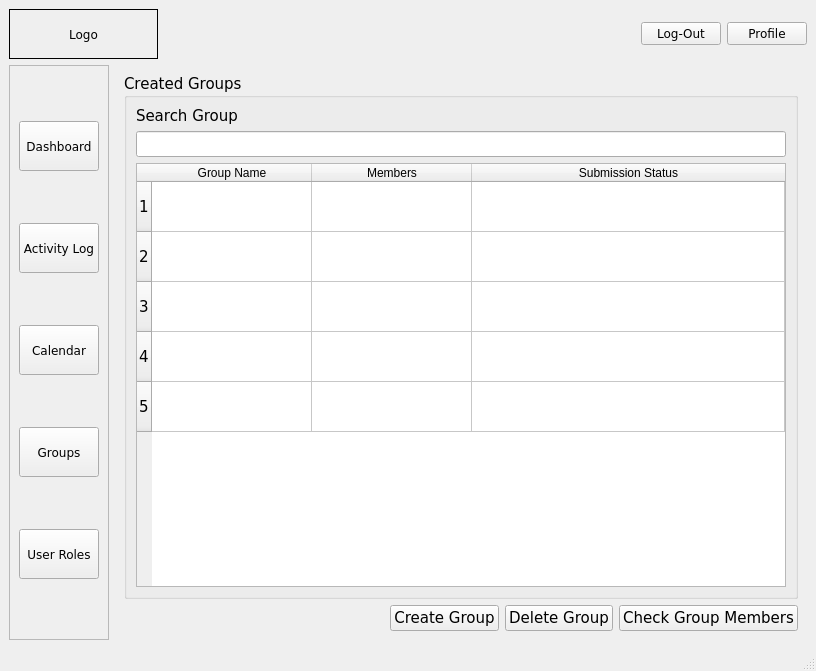
Old version of the form CLOCKWORK_SEMESTER/dashboard.ui in the repository AmielJohnPadasay/ClockWork.
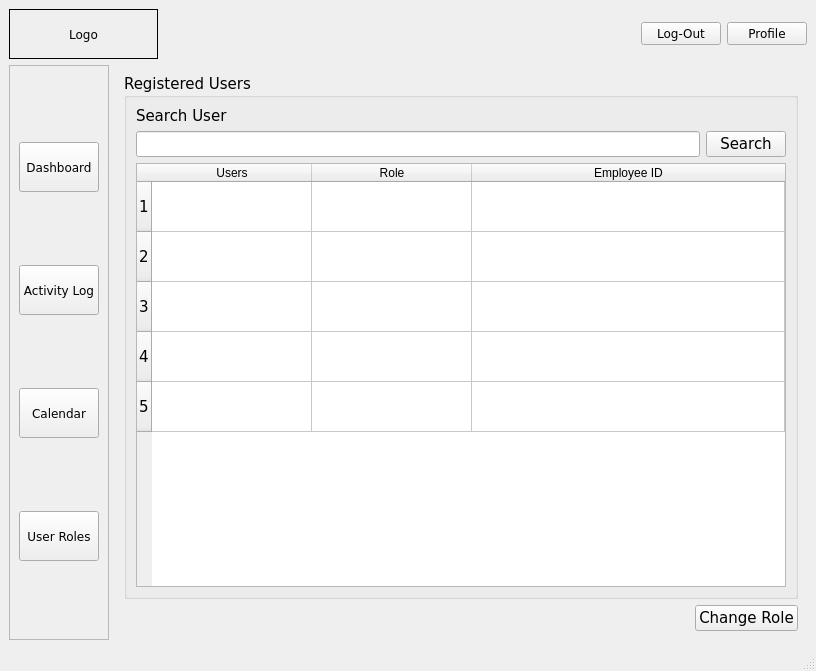
New version of the form. The open tabs and pages were chosen to show the change.

Commit message: Scrapped Group Feature, Only Two Tables

```diff
--- a/CLOCKWORK_SEMESTER/dashboard.ui
+++ b/CLOCKWORK_SEMESTER/dashboard.ui
@@ -162,28 +162,6 @@
          </property>
         </widget>
        </item>
-       <item>
-        <widget class="QPushButton" name="groups_btn">
-         <property name="minimumSize">
-          <size>
-           <width>80</width>
-           <height>50</height>
-          </size>
-         </property>
-         <property name="maximumSize">
-          <size>
-           <width>50</width>
-           <height>50</height>
-          </size>
-         </property>
-         <property name="toolTip">
-          <string>Group Members</string>
-         </property>
-         <property name="text">
-          <string>Groups</string>
-         </property>
-        </widget>
-       </item>
        <item>
         <widget class="QPushButton" name="user_roles_btn">
          <property name="minimumSize">
@@ -547,197 +525,6 @@
           </property>
          </widget>
         </item>
-        <item row="0" column="1">
-         <widget class="QGroupBox" name="reminder_groupbox">
-          <property name="title">
-           <string>Reminders</string>
-          </property>
-          <layout class="QGridLayout" name="gridLayout_3">
-           <item row="0" column="0">
-            <widget class="QFrame" name="tab_reminder">
-             <layout class="QGridLayout" name="gridLayout_16">
-              <item row="0" column="0" colspan="2">
-               <widget class="QTableWidget" name="reminders_table">
-                <attribute name="horizontalHeaderCascadingSectionResizes">
-                 <bool>false</bool>
-                </attribute>
-                <attribute name="horizontalHeaderMinimumSectionSize">
-                 <number>150</number>
-                </attribute>
-                <attribute name="horizontalHeaderDefaultSectionSize">
-                 <number>150</number>
-                </attribute>
-                <attribute name="horizontalHeaderShowSortIndicator" stdset="0">
-                 <bool>false</bool>
-                </attribute>
-                <attribute name="horizontalHeaderStretchLastSection">
-                 <bool>true</bool>
-                </attribute>
-                <attribute name="verticalHeaderMinimumSectionSize">
-                 <number>50</number>
-                </attribute>
-                <attribute name="verticalHeaderDefaultSectionSize">
-                 <number>50</number>
-                </attribute>
-                <row/>
-                <row/>
-                <row/>
-                <column>
-                 <property name="text">
-                  <string>Reminder</string>
-                 </property>
-                </column>
-                <column>
-                 <property name="text">
-                  <string>Date</string>
-                 </property>
-                </column>
-               </widget>
-              </item>
-              <item row="1" column="0">
-               <spacer name="horizontalSpacer_5">
-                <property name="orientation">
-                 <enum>Qt::Orientation::Horizontal</enum>
-                </property>
-                <property name="sizeHint" stdset="0">
-                 <size>
-                  <width>171</width>
-                  <height>20</height>
-                 </size>
-                </property>
-               </spacer>
-              </item>
-              <item row="1" column="1">
-               <widget class="QPushButton" name="add_reminder_button">
-                <property name="text">
-                 <string>Add Reminder</string>
-                </property>
-               </widget>
-              </item>
-             </layout>
-            </widget>
-           </item>
-          </layout>
-         </widget>
-        </item>
-        <item row="1" column="0">
-         <spacer name="horizontalSpacer_3">
-          <property name="orientation">
-           <enum>Qt::Orientation::Horizontal</enum>
-          </property>
-          <property name="sizeHint" stdset="0">
-           <size>
-            <width>40</width>
-            <height>20</height>
-           </size>
-          </property>
-         </spacer>
-        </item>
-       </layout>
-      </widget>
-      <widget class="QWidget" name="group_window">
-       <layout class="QGridLayout" name="gridLayout_4">
-        <item row="1" column="3">
-         <widget class="QPushButton" name="delete_group_button">
-          <property name="text">
-           <string>Delete Group</string>
-          </property>
-         </widget>
-        </item>
-        <item row="1" column="0">
-         <spacer name="horizontalSpacer_2">
-          <property name="orientation">
-           <enum>Qt::Orientation::Horizontal</enum>
-          </property>
-          <property name="sizeHint" stdset="0">
-           <size>
-            <width>40</width>
-            <height>20</height>
-           </size>
-          </property>
-         </spacer>
-        </item>
-        <item row="1" column="2">
-         <widget class="QPushButton" name="create_group_button">
-          <property name="text">
-           <string>Create Group</string>
-          </property>
-         </widget>
-        </item>
-        <item row="0" column="0" colspan="5">
-         <widget class="QGroupBox" name="box_of_groups">
-          <property name="title">
-           <string>Created Groups</string>
-          </property>
-          <layout class="QGridLayout" name="gridLayout">
-           <item row="1" column="0">
-            <widget class="QLineEdit" name="search_bar_groups"/>
-           </item>
-           <item row="2" column="0">
-            <widget class="QTableWidget" name="groups_table">
-             <property name="sizeAdjustPolicy">
-              <enum>QAbstractScrollArea::SizeAdjustPolicy::AdjustIgnored</enum>
-             </property>
-             <property name="rowCount">
-              <number>5</number>
-             </property>
-             <property name="columnCount">
-              <number>3</number>
-             </property>
-             <attribute name="horizontalHeaderMinimumSectionSize">
-              <number>160</number>
-             </attribute>
-             <attribute name="horizontalHeaderDefaultSectionSize">
-              <number>160</number>
-             </attribute>
-             <attribute name="horizontalHeaderStretchLastSection">
-              <bool>true</bool>
-             </attribute>
-             <attribute name="verticalHeaderMinimumSectionSize">
-              <number>50</number>
-             </attribute>
-             <attribute name="verticalHeaderDefaultSectionSize">
-              <number>50</number>
-             </attribute>
-             <row/>
-             <row/>
-             <row/>
-             <row/>
-             <row/>
-             <column>
-              <property name="text">
-               <string>Group Name</string>
-              </property>
-             </column>
-             <column>
-              <property name="text">
-               <string>Members</string>
-              </property>
-             </column>
-             <column>
-              <property name="text">
-               <string>Submission Status</string>
-              </property>
-             </column>
-            </widget>
-           </item>
-           <item row="0" column="0">
-            <widget class="QLabel" name="search_group_label">
-             <property name="text">
-              <string>Search Group</string>
-             </property>
-            </widget>
-           </item>
-          </layout>
-         </widget>
-        </item>
-        <item row="1" column="4">
-         <widget class="QPushButton" name="check_group_members_button">
-          <property name="text">
-           <string>Check Group Members</string>
-          </property>
-         </widget>
-        </item>
        </layout>
       </widget>
       <widget class="QWidget" name="user_roles">
@@ -751,7 +538,17 @@
            <item row="1" column="0">
             <widget class="QLineEdit" name="search_bar_users"/>
            </item>
-           <item row="2" column="0">
+           <item row="1" column="1">
+            <widget class="QPushButton" name="pushButton">
+             <property name="text">
+              <string>Search</string>
+             </property>
+             <property name="shortcut">
+              <string>Return</string>
+             </property>
+            </widget>
+           </item>
+           <item row="2" column="0" colspan="2">
             <widget class="QTableWidget" name="users_table">
              <property name="sizeAdjustPolicy">
               <enum>QAbstractScrollArea::SizeAdjustPolicy::AdjustIgnored</enum>
@@ -760,7 +557,7 @@
               <number>5</number>
              </property>
              <property name="columnCount">
-              <number>2</number>
+              <number>3</number>
              </property>
              <attribute name="horizontalHeaderMinimumSectionSize">
               <number>160</number>
@@ -787,6 +584,11 @@
                <string>Users</string>
               </property>
              </column>
+             <column>
+              <property name="text">
+               <string>Role</string>
+              </property>
+             </column>
              <column>
               <property name="text">
                <string>Employee ID</string>
@@ -794,7 +596,7 @@
              </column>
             </widget>
            </item>
-           <item row="0" column="0">
+           <item row="0" column="0" colspan="2">
             <widget class="QLabel" name="search_user_label">
              <property name="text">
               <string>Search User</string>
```
Left out of the diff: 43 changed lines with no effect on the pictures. The commit also changes 9 other files.
